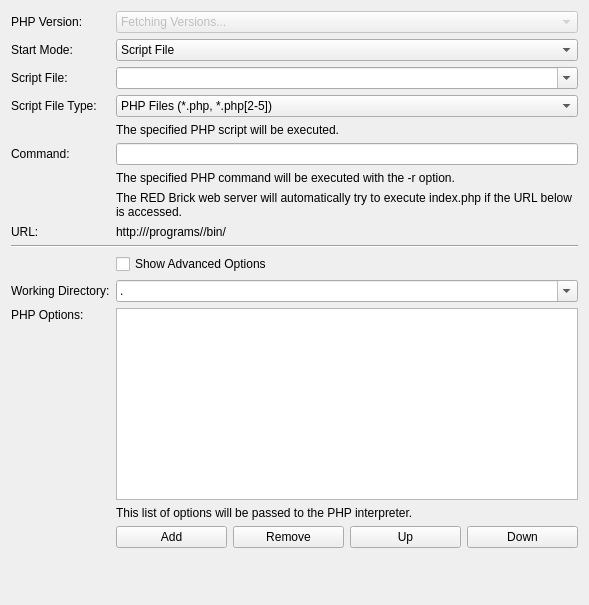
Tinkerforge/brickv, file src/brickv/plugin_system/plugins/red/ui/program_page_php.ui: the form before one commit.
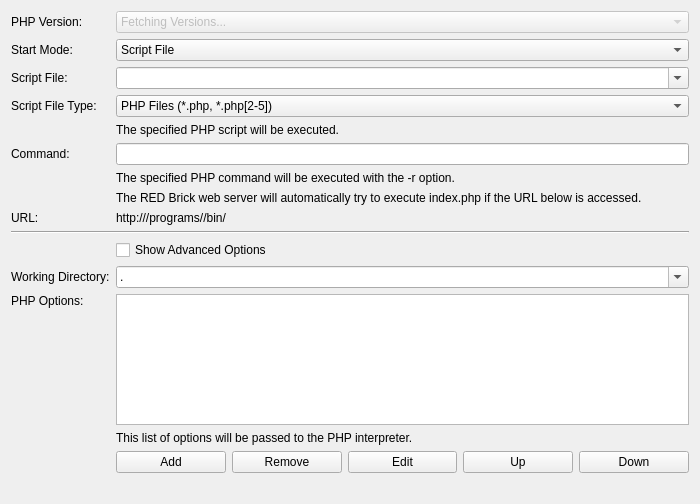
The form after the commit. Custom widgets are drawn as their Qt base class.

Commit message: red: Add edit buttons to program wizard list editors

```diff
--- a/src/brickv/plugin_system/plugins/red/ui/program_page_php.ui
+++ b/src/brickv/plugin_system/plugins/red/ui/program_page_php.ui
@@ -6,8 +6,8 @@
    <rect>
     <x>0</x>
     <y>0</y>
-    <width>589</width>
-    <height>605</height>
+    <width>700</width>
+    <height>504</height>
    </rect>
   </property>
   <property name="windowTitle">
@@ -26,7 +26,7 @@
        </property>
       </widget>
      </item>
-     <item row="0" column="1" colspan="4">
+     <item row="0" column="1" colspan="5">
       <widget class="QComboBox" name="combo_version">
        <property name="enabled">
         <bool>false</bool>
@@ -54,7 +54,7 @@
        </property>
       </widget>
      </item>
-     <item row="1" column="1" colspan="4">
+     <item row="1" column="1" colspan="5">
       <widget class="QComboBox" name="combo_start_mode">
        <item>
         <property name="text">
@@ -83,7 +83,7 @@
        </property>
       </widget>
      </item>
-     <item row="2" column="1" colspan="4">
+     <item row="2" column="1" colspan="5">
       <widget class="QComboBox" name="combo_script_file">
        <property name="editable">
         <bool>true</bool>
@@ -93,7 +93,7 @@
        </property>
       </widget>
      </item>
-     <item row="4" column="1" colspan="4">
+     <item row="4" column="1" colspan="5">
       <widget class="QLabel" name="label_script_file_help">
        <property name="text">
         <string>The specified PHP script will be executed.</string>
@@ -113,10 +113,10 @@
        </property>
       </widget>
      </item>
-     <item row="5" column="1" colspan="4">
+     <item row="5" column="1" colspan="5">
       <widget class="QLineEdit" name="edit_command"/>
      </item>
-     <item row="6" column="1" colspan="4">
+     <item row="6" column="1" colspan="5">
       <widget class="QLabel" name="label_command_help">
        <property name="text">
         <string>The specified PHP command will be executed with the -r option.</string>
@@ -126,7 +126,7 @@
        </property>
       </widget>
      </item>
-     <item row="10" column="1" colspan="4">
+     <item row="10" column="1" colspan="5">
       <widget class="QCheckBox" name="check_show_advanced_options">
        <property name="text">
         <string>Show Advanced Options</string>
@@ -143,7 +143,7 @@
        </property>
       </widget>
      </item>
-     <item row="11" column="1" colspan="4">
+     <item row="11" column="1" colspan="5">
       <widget class="QComboBox" name="combo_working_directory">
        <property name="editable">
         <bool>true</bool>
@@ -171,10 +171,10 @@
        </property>
       </widget>
      </item>
-     <item row="12" column="1" colspan="4">
+     <item row="12" column="1" colspan="5">
       <widget class="ExpandingListWidget" name="list_options"/>
      </item>
-     <item row="13" column="1" colspan="4">
+     <item row="13" column="1" colspan="5">
       <widget class="QLabel" name="label_options_help">
        <property name="text">
         <string>This list of options will be passed to the PHP interpreter.</string>
@@ -198,28 +198,28 @@
        </property>
       </widget>
      </item>
-     <item row="14" column="3">
+     <item row="14" column="4">
       <widget class="QPushButton" name="button_up_option">
        <property name="text">
         <string>Up</string>
        </property>
       </widget>
      </item>
-     <item row="14" column="4">
+     <item row="14" column="5">
       <widget class="QPushButton" name="button_down_option">
        <property name="text">
         <string>Down</string>
        </property>
       </widget>
      </item>
-     <item row="9" column="0" colspan="5">
+     <item row="9" column="0" colspan="6">
       <widget class="Line" name="line">
        <property name="orientation">
         <enum>Qt::Horizontal</enum>
        </property>
       </widget>
      </item>
-     <item row="3" column="1" colspan="4">
+     <item row="3" column="1" colspan="5">
       <widget class="QComboBox" name="combo_script_file_type">
        <property name="currentIndex">
         <number>1</number>
@@ -253,7 +253,7 @@
        </property>
       </widget>
      </item>
-     <item row="8" column="1" colspan="4">
+     <item row="8" column="1" colspan="5">
       <widget class="QLabel" name="label_url">
        <property name="text">
         <string>http://&lt;SERVER&gt;/programs/&lt;IDENTIFIER&gt;/bin/</string>
@@ -266,7 +266,7 @@
        </property>
       </widget>
      </item>
-     <item row="7" column="1" colspan="4">
+     <item row="7" column="1" colspan="5">
       <widget class="QLabel" name="label_web_interface_help">
        <property name="text">
         <string>The RED Brick web server will automatically try to execute index.php if the URL below is accessed.</string>
@@ -276,7 +276,7 @@
        </property>
       </widget>
      </item>
-     <item row="15" column="1" colspan="4">
+     <item row="15" column="1" colspan="5">
       <widget class="QLabel" name="label_spacer">
        <property name="sizePolicy">
         <sizepolicy hsizetype="Preferred" vsizetype="Preferred">
@@ -289,6 +289,13 @@
        </property>
       </widget>
      </item>
+     <item row="14" column="3">
+      <widget class="QPushButton" name="button_edit_option">
+       <property name="text">
+        <string>Edit</string>
+       </property>
+      </widget>
+     </item>
     </layout>
    </item>
   </layout>
```
Left out of the diff: 1 changed line with no effect on the pictures. The commit also changes 27 other files.
